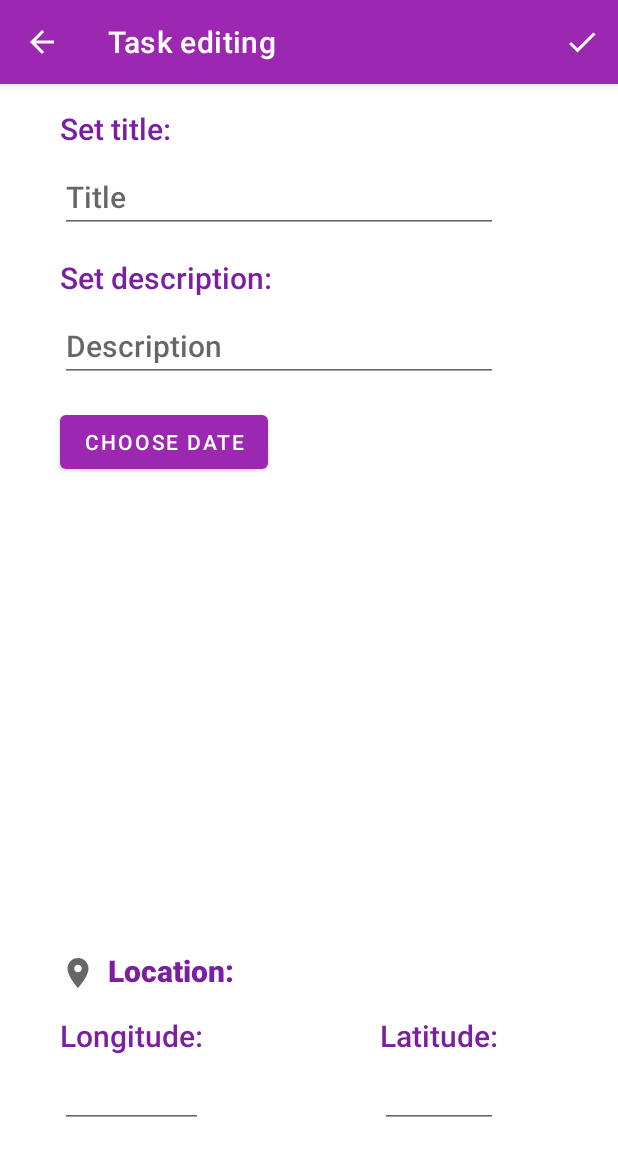
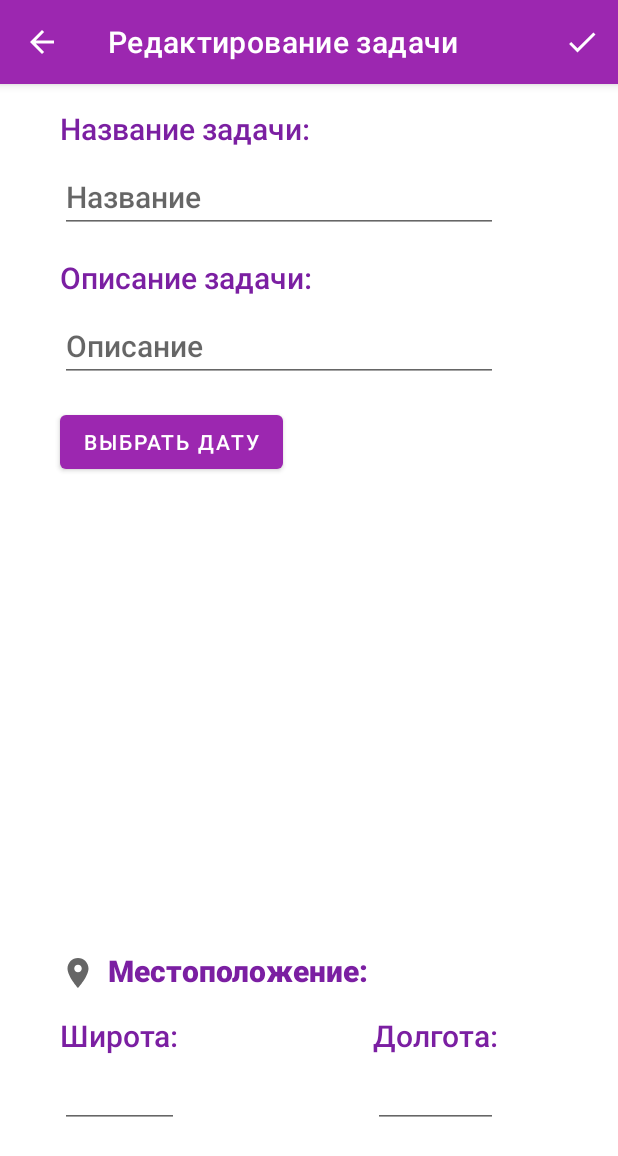
Before and after one commit to AnastasiaChukhina/android-homework-2.1, an Android app: the TaskFragment screen opened through its navigation route, on a phone screen of 412 x 824 dp. Shown: the top 1156 px of the screen. Run offline under Robolectric (Android 15) with nearby library versions, the phone set to English and light mode, and no system bars; our stand-ins replace Room's generated code; 1 statement that could not run was skipped.

Commit message:
Language changed

```diff
--- a/app/src/main/java/com/itis/android_homework/fragments/MainFragment.kt
+++ b/app/src/main/java/com/itis/android_homework/fragments/MainFragment.kt
@@ -76,14 +76,14 @@ class MainFragment : Fragment(R.layout.main_fragment) {
         if(binding?.rvTasks?.visibility == View.VISIBLE) {
             database.taskDao().deleteAllTasks()
             updateTasks()
-            showMessage("Successfully deleted all tasks.")
-        } else showMessage("You have no tasks to be deleted.")
+            showMessage("Все задачи успешно удалены.")
+        } else showMessage("Нет задач для удаления.")
     }
 
     private fun deleteTask(id: Int) {
         database.taskDao().deleteTaskById(id)
         updateTasks()
-        showMessage("Task successfully deleted.")
+        showMessage("Задача успешно удалена.")
     }
 
     private fun showTaskFragment(id: Int?) {
--- a/app/src/main/res/values/strings.xml
+++ b/app/src/main/res/values/strings.xml
@@ -1,18 +1,18 @@
 <resources>
     <string name="app_name">Your Task Manager</string>
-    <string name="task_title">Title</string>
+    <string name="task_title">Название:</string>
     <string name="task_date">19.12.2021</string>
-    <string name="delete_all">Delete all tasks</string>
-    <string name="save">Save changes</string>
-    <string name="task_editing_text">Task editing</string>
-    <string name="task_title_hint">Title</string>
-    <string name="task_title_text">Set title:</string>
-    <string name="task_desc_title">Set description:</string>
-    <string name="task_desc_hint">Description</string>
-    <string name="task_date_btn">Choose date</string>
-    <string name="longitude">Longitude:</string>
-    <string name="latitude">Latitude:</string>
+    <string name="delete_all">Удалить все задачи</string>
+    <string name="save">Сохранить изменения</string>
+    <string name="task_editing_text">Редактирование задачи</string>
+    <string name="task_title_hint">Название</string>
+    <string name="task_title_text">Название задачи:</string>
+    <string name="task_desc_title">Описание задачи:</string>
+    <string name="task_desc_hint">Описание</string>
+    <string name="task_date_btn">Выбрать дату</string>
+    <string name="longitude">Широта:</string>
+    <string name="latitude">Долгота:</string>
     <string name="default_coordinate">0</string>
-    <string name="location">Location:</string>
-    <string name="no_tasks_added">To start work create a new task!</string>
+    <string name="location">Местоположение:</string>
+    <string name="no_tasks_added">Для начала работы создайте первую цель!</string>
 </resources>
```
Also changed, not shown: app/src/main/java/com/itis/android_homework/fragments/TaskFragment.kt (+4 -6 lines).
